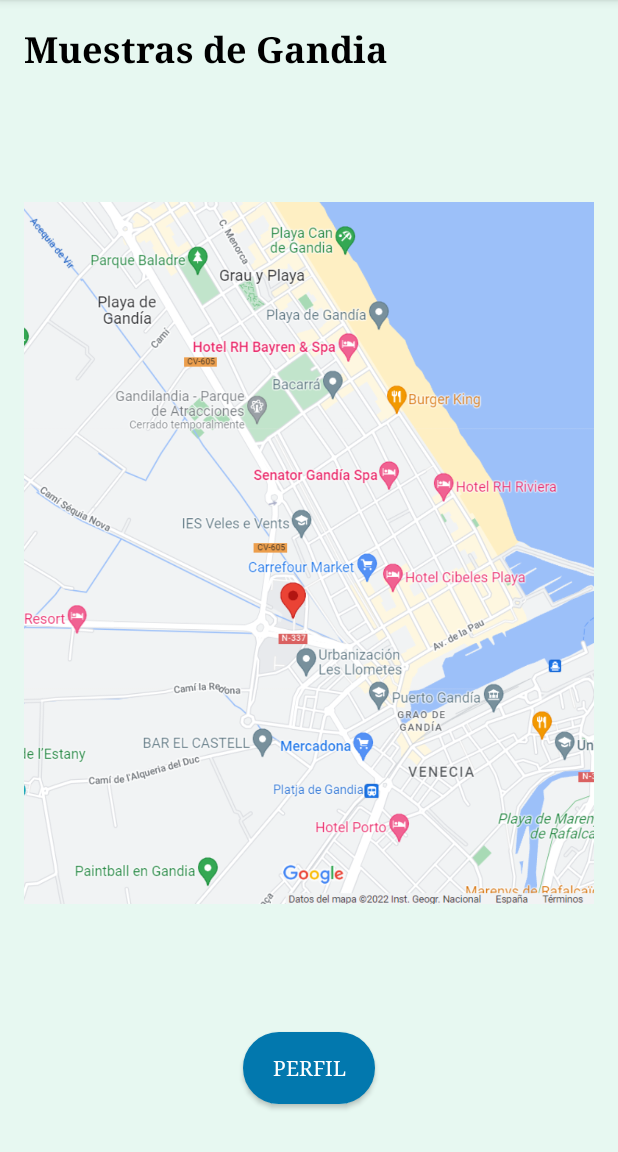
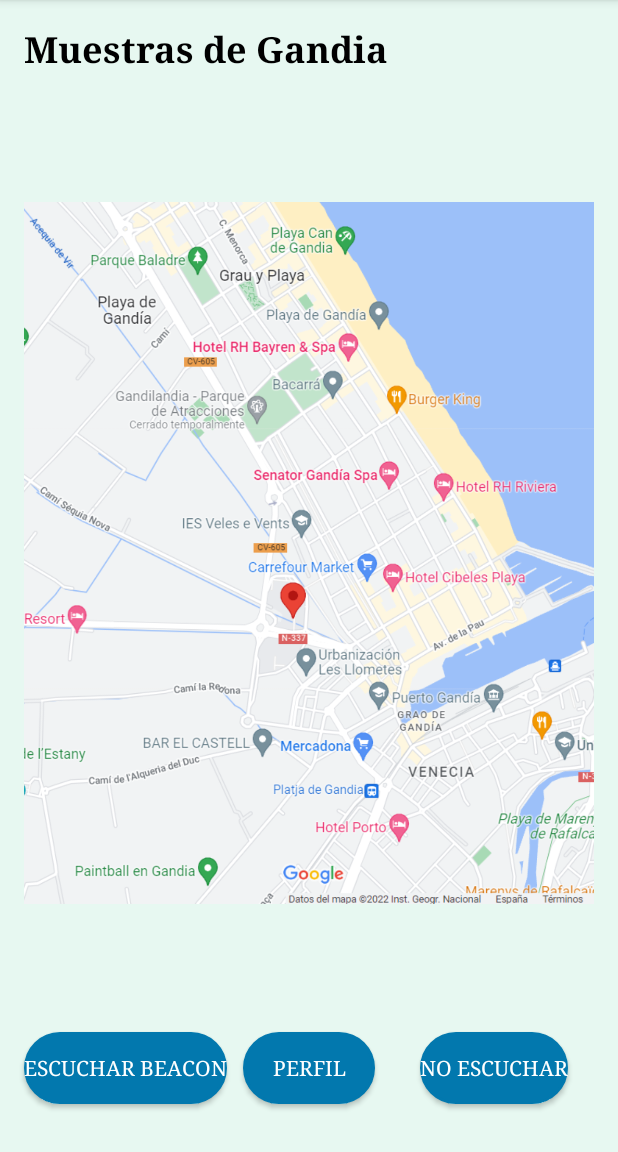
Before and after one commit to DanielBBHub/OximapG4-App, an Android app: the screen it shows after launch once a user with an empty profile is signed in (MainActivity), on a phone screen of 412 x 824 dp, the part 84-1236 px from its top. Run offline under Robolectric (Android 15) with nearby library versions, the light colour scheme and no system bars; our stand-ins replace Firebase (no records; nobody signed in at launch, a user with empty details on screens opened directly); libraries missing offline, so code that uses them is left out: com.firebase.ui.

Commit message:
Implementación del sensor

```diff
--- a/app/src/main/res/layout/activity_main.xml
+++ b/app/src/main/res/layout/activity_main.xml
@@ -19,6 +19,33 @@
         android:background="@drawable/btn_aceptar"
         android:textColor="#FFFFFF"
         />
+
+    <Button
+        android:id="@+id/btnRecibirBeacon"
+        android:layout_width="wrap_content"
+        android:layout_height="wrap_content"
+        android:layout_marginBottom="32dp"
+        android:background="@drawable/btn_aceptar"
+        android:onClick="botonBuscarDispositivosBTLEPulsado"
+        android:text="Escuchar Beacon"
+        android:textColor="#FFFFFF"
+        app:layout_constraintBottom_toBottomOf="parent"
+        app:layout_constraintEnd_toEndOf="parent"
+        app:layout_constraintHorizontal_bias="0.058"
+        app:layout_constraintStart_toStartOf="parent" />
+
+    <Button
+        android:id="@+id/btnDejarEscuchar"
+        android:layout_width="wrap_content"
+        android:layout_height="wrap_content"
+        android:layout_marginBottom="32dp"
+        android:background="@drawable/btn_aceptar"
+        android:text="No Escuchar"
+        android:textColor="#FFFFFF"
+        app:layout_constraintBottom_toBottomOf="parent"
+        app:layout_constraintEnd_toEndOf="parent"
+        app:layout_constraintHorizontal_bias="0.894"
+        app:layout_constraintStart_toStartOf="parent" />
 
     <ImageView
         android:id="@+id/imageView"
```
